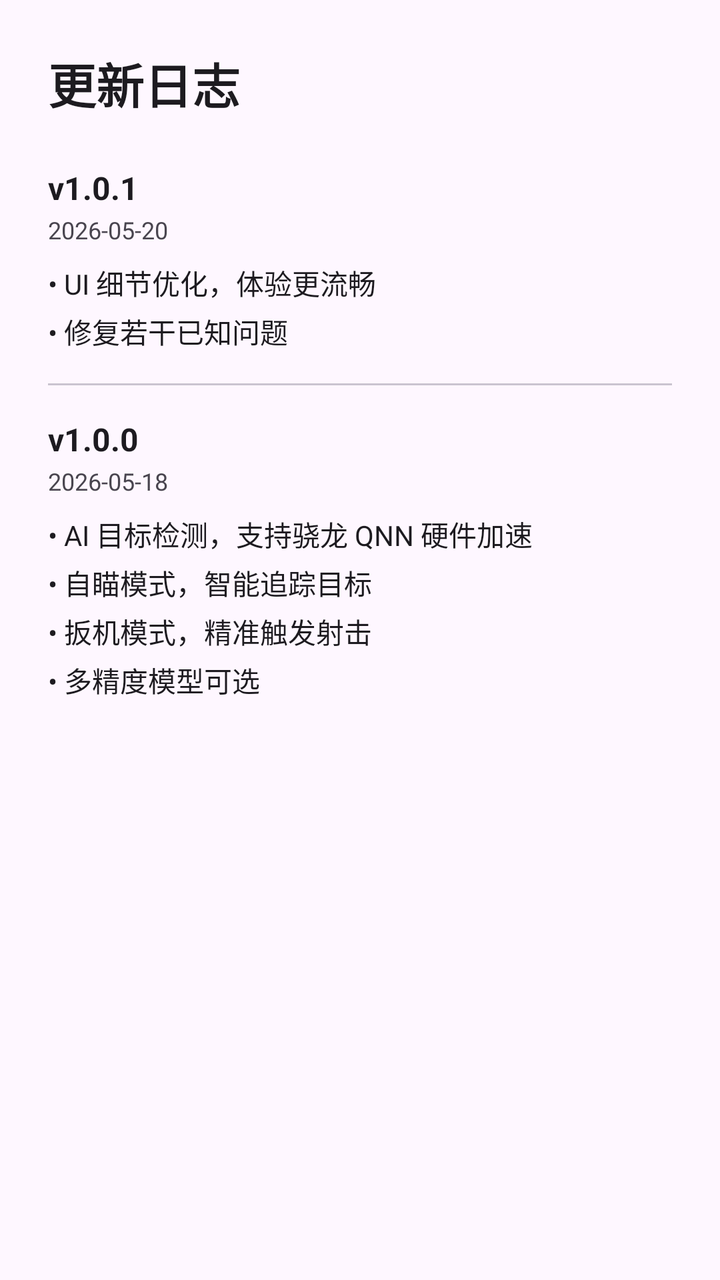
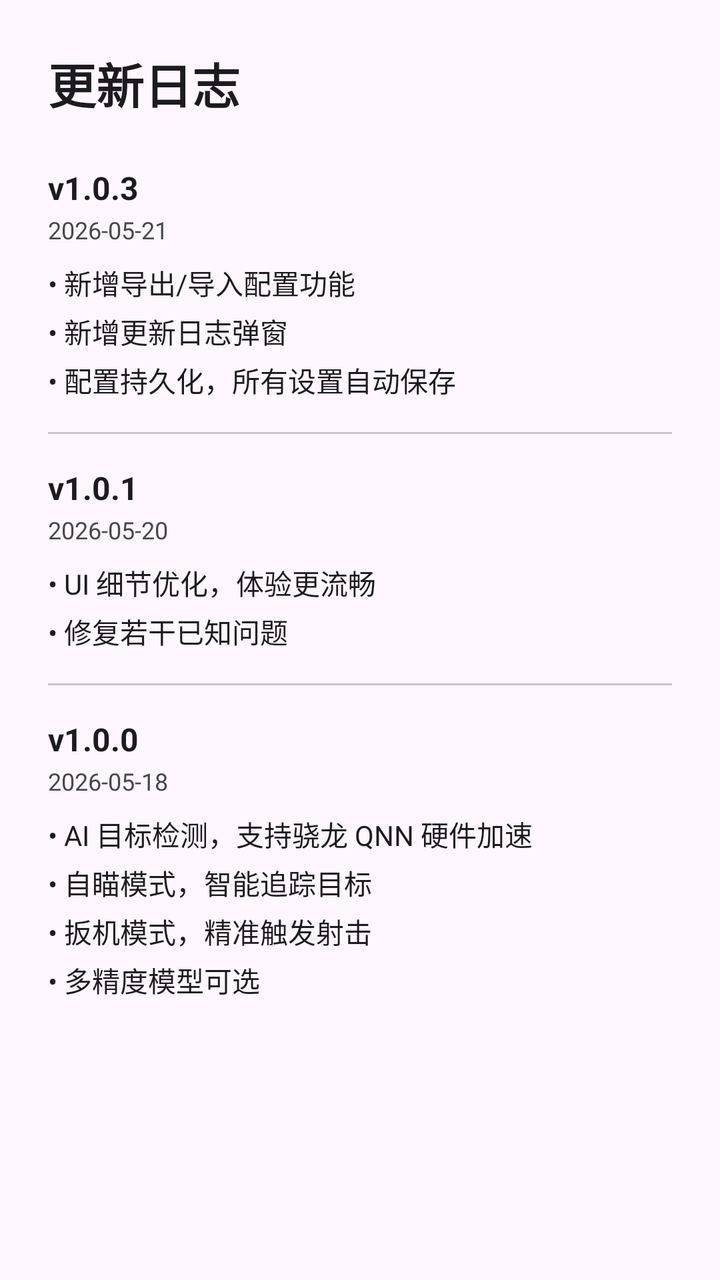

Compare the two renders of this Android layout. The source of the first and the diff that turns it into the second are given below.
<!-- AndroidManifest.xml: application theme Theme.Aimbot -->
<!-- res/layout/dialog_changelog.xml -->
<?xml version="1.0" encoding="utf-8"?>
<LinearLayout xmlns:android="http://schemas.android.com/apk/res/android"
    android:layout_width="match_parent"
    android:layout_height="wrap_content"
    android:orientation="vertical"
    android:paddingTop="24dp"
    android:paddingBottom="16dp"
    android:paddingStart="24dp"
    android:paddingEnd="24dp">

    <TextView
        android:layout_width="wrap_content"
        android:layout_height="wrap_content"
        android:text="更新日志"
        android:textSize="24sp"
        android:textColor="?attr/colorOnSurface"
        android:textStyle="bold" />

    <LinearLayout
        android:layout_width="match_parent"
        android:layout_height="wrap_content"
        android:orientation="vertical"
        android:layout_marginTop="24dp">

        
        <LinearLayout
            android:layout_width="match_parent"
            android:layout_height="wrap_content"
            android:orientation="vertical">

            <TextView
                android:layout_width="wrap_content"
                android:layout_height="wrap_content"
                android:text="v1.0.1"
                android:textSize="16sp"
                android:textColor="?attr/colorOnSurface"
                android:textStyle="bold" />

            <TextView
                android:layout_width="wrap_content"
                android:layout_height="wrap_content"
                android:text="2026-05-20"
                android:textSize="12sp"
                android:textColor="?attr/colorOnSurfaceVariant"
                android:layout_marginTop="2dp" />

            <TextView
                android:layout_width="wrap_content"
                android:layout_height="wrap_content"
                android:text="• UI 细节优化，体验更流畅\n• 修复若干已知问题"
                android:textSize="14sp"
                android:textColor="?attr/colorOnSurface"
                android:layout_marginTop="8dp"
                android:lineSpacingExtra="4dp" />
        </LinearLayout>

        <View
            android:layout_width="match_parent"
            android:layout_height="1dp"
            android:background="?attr/colorOutlineVariant"
            android:layout_marginTop="16dp"
            android:layout_marginBottom="16dp" />

        
        <LinearLayout
            android:layout_width="match_parent"
            android:layout_height="wrap_content"
            android:orientation="vertical">

            <TextView
                android:layout_width="wrap_content"
                android:layout_height="wrap_content"
                android:text="v1.0.0"
                android:textSize="16sp"
                android:textColor="?attr/colorOnSurface"
                android:textStyle="bold" />

            <TextView
                android:layout_width="wrap_content"
                android:layout_height="wrap_content"
                android:text="2026-05-18"
                android:textSize="12sp"
                android:textColor="?attr/colorOnSurfaceVariant"
                android:layout_marginTop="2dp" />

            <TextView
                android:layout_width="wrap_content"
                android:layout_height="wrap_content"
                android:text="• AI 目标检测，支持骁龙 QNN 硬件加速\n• 自瞄模式，智能追踪目标\n• 扳机模式，精准触发射击\n• 多精度模型可选"
                android:textSize="14sp"
                android:textColor="?attr/colorOnSurface"
                android:layout_marginTop="8dp"
                android:lineSpacingExtra="4dp" />
        </LinearLayout>

    </LinearLayout>

</LinearLayout>
<!-- resources referenced by this layout -->
<resources>
  <style name="Theme.Aimbot" parent="Base.Theme.Aimbot" />
  <style name="Base.Theme.Aimbot" parent="Theme.Material3.DayNight.NoActionBar">
          
          
      </style>
</resources>

<!-- the commit's change to res/layout/dialog_changelog.xml (unified diff, before → after) -->
@@ -21,6 +21,45 @@
         android:layout_height="wrap_content"
         android:orientation="vertical"
         android:layout_marginTop="24dp">
+
+        
+        <LinearLayout
+            android:layout_width="match_parent"
+            android:layout_height="wrap_content"
+            android:orientation="vertical">
+
+            <TextView
+                android:layout_width="wrap_content"
+                android:layout_height="wrap_content"
+                android:text="v1.0.3"
+                android:textSize="16sp"
+                android:textColor="?attr/colorOnSurface"
+                android:textStyle="bold" />
+
+            <TextView
+                android:layout_width="wrap_content"
+                android:layout_height="wrap_content"
+                android:text="2026-05-21"
+                android:textSize="12sp"
+                android:textColor="?attr/colorOnSurfaceVariant"
+                android:layout_marginTop="2dp" />
+
+            <TextView
+                android:layout_width="wrap_content"
+                android:layout_height="wrap_content"
+                android:text="• 新增导出/导入配置功能\n• 新增更新日志弹窗\n• 配置持久化，所有设置自动保存"
+                android:textSize="14sp"
+                android:textColor="?attr/colorOnSurface"
+                android:layout_marginTop="8dp"
+                android:lineSpacingExtra="4dp" />
+        </LinearLayout>
+
+        <View
+            android:layout_width="match_parent"
+            android:layout_height="1dp"
+            android:background="?attr/colorOutlineVariant"
+            android:layout_marginTop="16dp"
+            android:layout_marginBottom="16dp" />
 
         
         <LinearLayout
